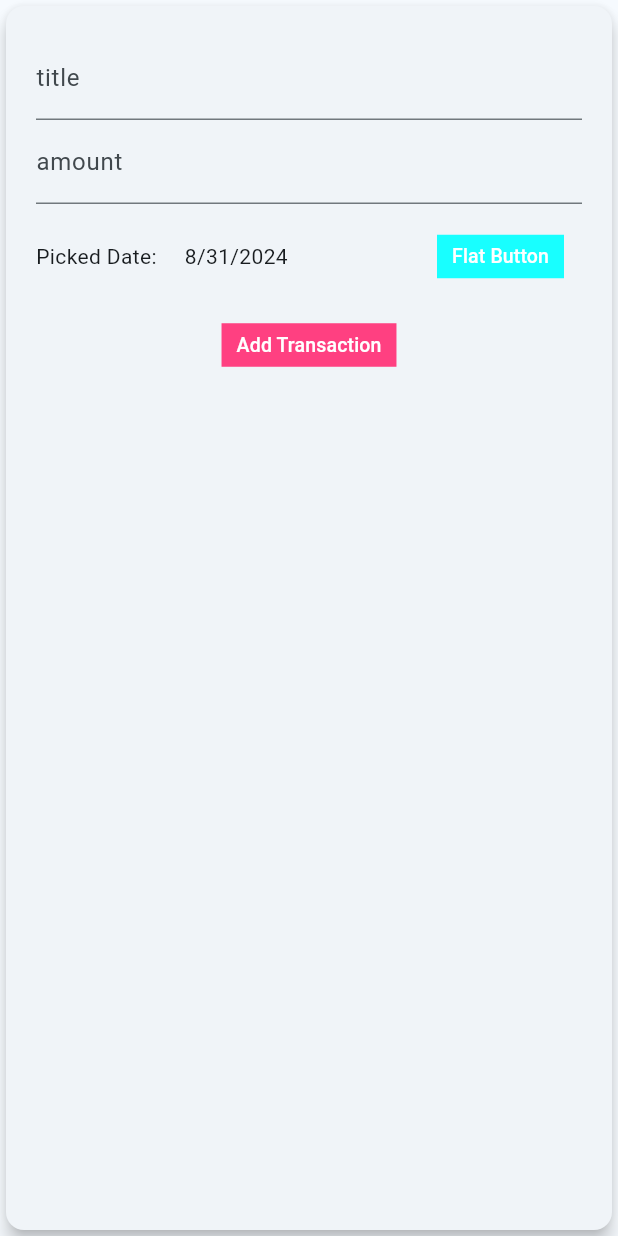
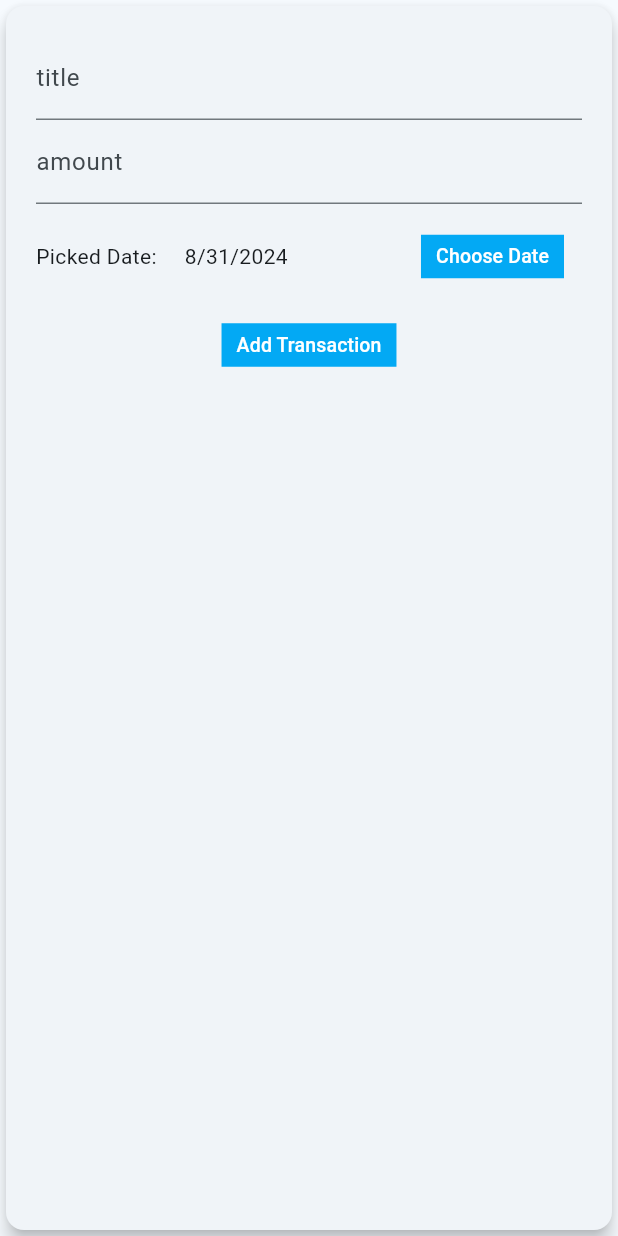
Before and after one commit to zahhard/personal_expence_app, a Flutter app: the NewTranaction widget shown alone on an empty page, opened directly with empty values, on a phone screen of 412 x 824 dp. Run offline on Flutter 3.47's test engine with Material 3 defaults, Android fonts, the phone set to English and light mode, and no system bars.

Commit message:
color of buttons changed

```diff
--- a/lib/widgets/NewTransaction.dart
+++ b/lib/widgets/NewTransaction.dart
@@ -90,10 +90,10 @@ class _NewTransactionState extends State<NewTranaction> {
                     TextButton(
                       onPressed: _presentDatePicker,
                       child: Container(
-                        color: Colors.cyanAccent,
+                        color: Colors.lightBlue,
                         padding: const EdgeInsets.symmetric(vertical: 5, horizontal: 10),
                         child: const Text(
-                          'Flat Button',
+                          'Choose Date',
                           style: TextStyle(color: Colors.white, fontSize: 13.0),
                         ),
                       ),
@@ -104,7 +104,7 @@ class _NewTransactionState extends State<NewTranaction> {
                TextButton(
                   onPressed: submitData,
                  child: Container(
-                   color: Colors.pinkAccent,
+                   color: Colors.lightBlue,
                    padding: const EdgeInsets.symmetric(vertical: 5, horizontal: 10),
                    child: const Text('Add Transaction',
                      style: TextStyle(color: Colors.white, fontSize: 13.0),
```
